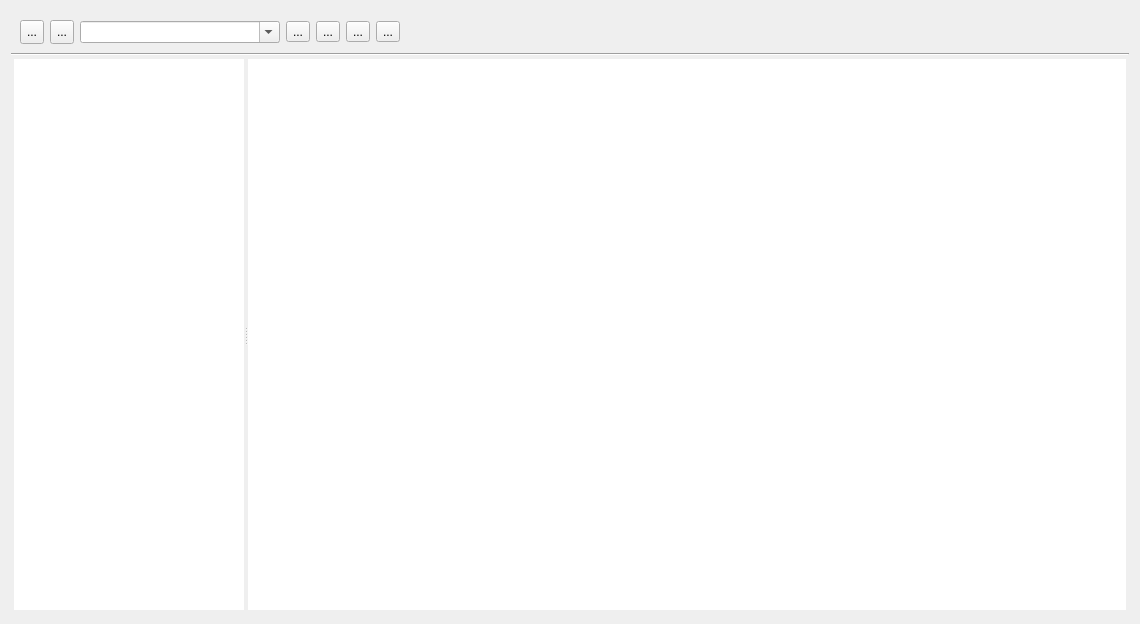
L-Net-1992/ADAS_AD_Developer, file dialogs/nodetreedialog.ui: the form before one commit.
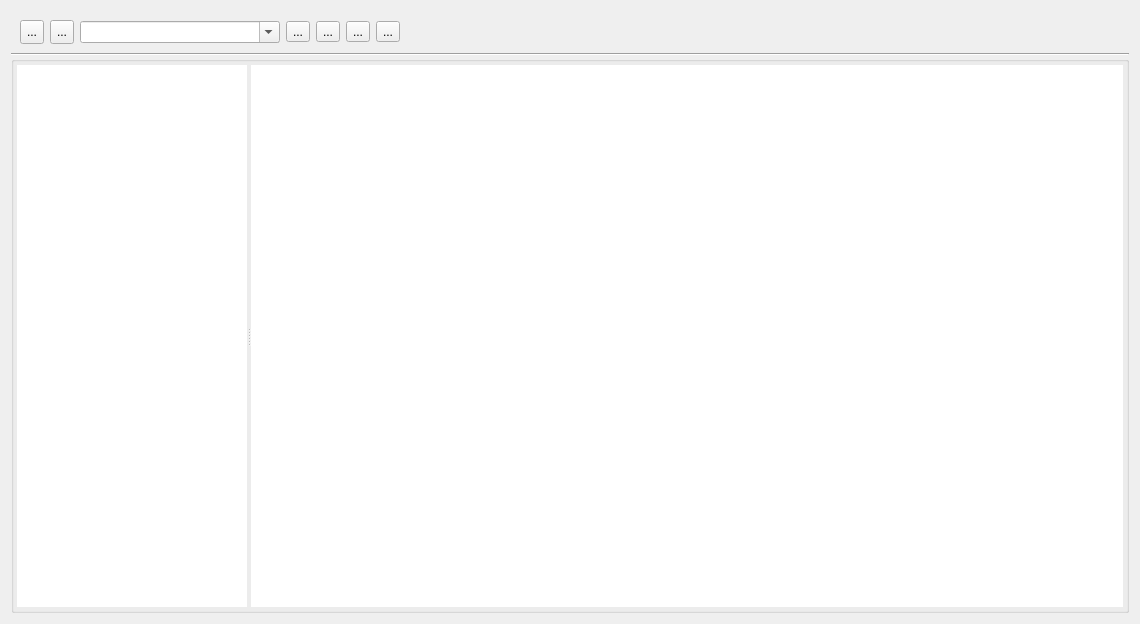
The form after the commit. Icons and pictures are not drawn. Custom widgets are drawn as their Qt base class.

What changed in the file:
```diff
--- a/dialogs/nodetreedialog.ui
+++ b/dialogs/nodetreedialog.ui
@@ -217,13 +217,16 @@
       </widget>
      </item>
      <item>
-      <widget class="QWidget" name="widget" native="true">
+      <widget class="QGroupBox" name="groupBox">
        <property name="minimumSize">
         <size>
          <width>200</width>
          <height>0</height>
         </size>
        </property>
+       <property name="styleSheet">
+        <string notr="true"/>
+       </property>
        <layout class="QHBoxLayout" name="horizontalLayout_2">
         <property name="spacing">
          <number>0</number>
```
Left out of the diff: 9 changed lines with no effect on the pictures.
